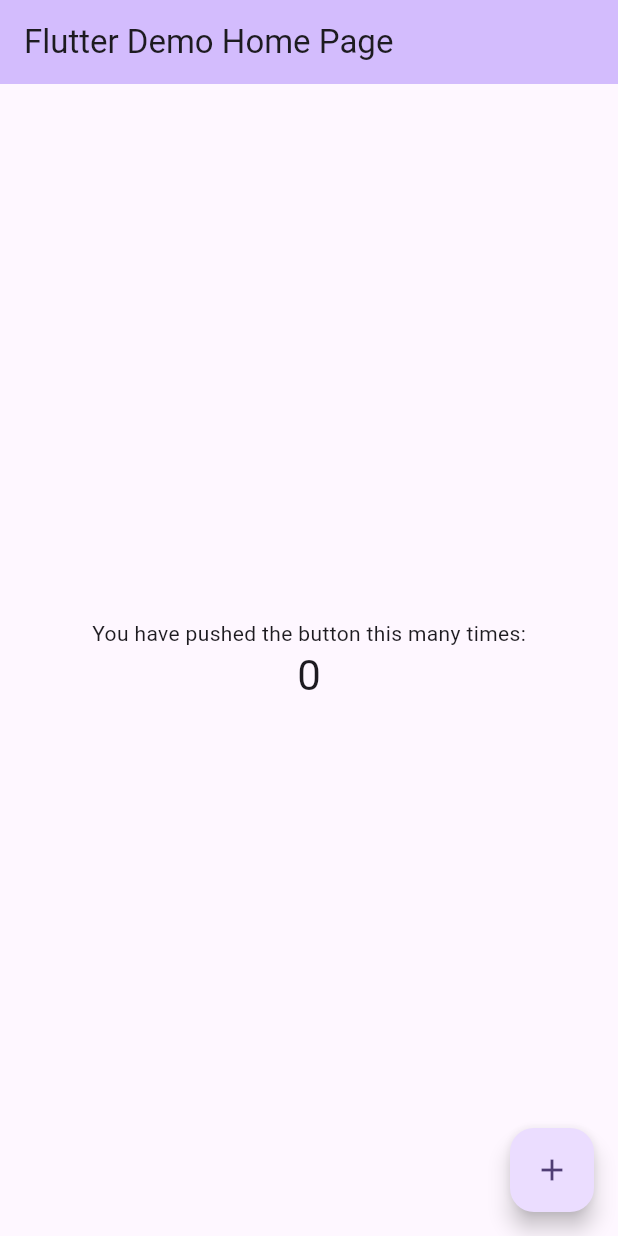
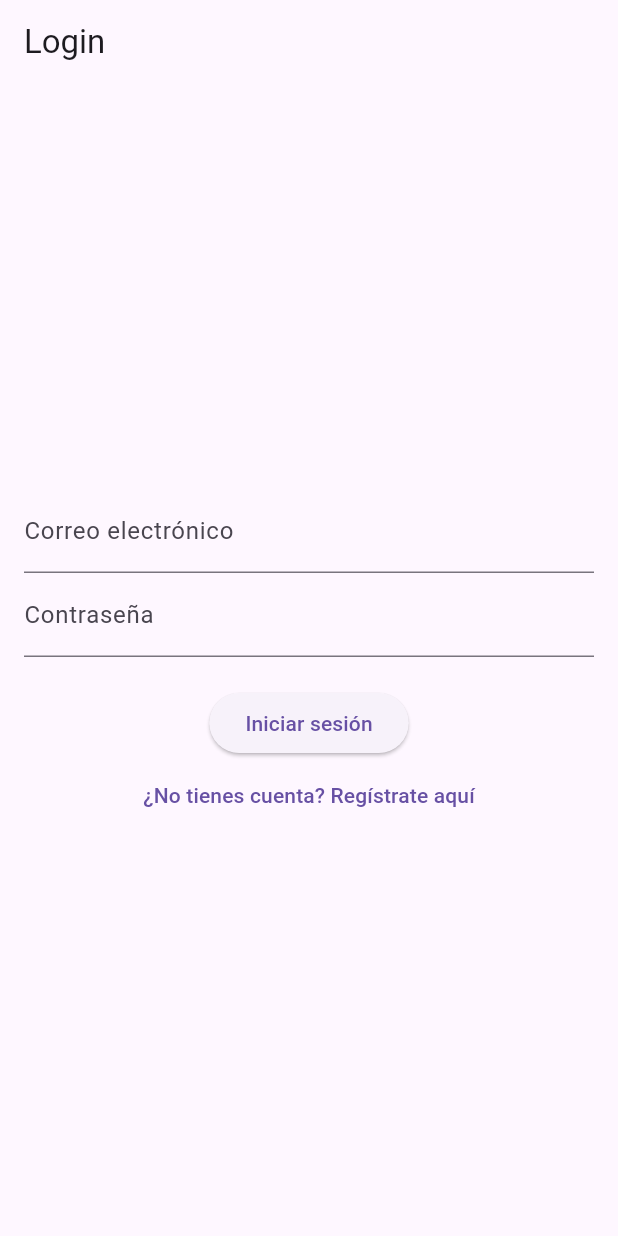
Before and after one commit to Dransil/proyecto_auto, a Flutter app: the screen it shows after launch, on a phone screen of 412 x 824 dp. Run offline on Flutter 3.47's test engine with Material 3 defaults, Android fonts, the phone set to English and light mode, and no system bars; our stand-ins replace firebase_auth, firebase_core; accounts and stored records are empty.

Commit message:
Login y registro (Agregar auth por correo)

```diff
--- a/lib/main.dart
+++ b/lib/main.dart
@@ -1,125 +1,22 @@
+import 'package:firebase_core/firebase_core.dart';
 import 'package:flutter/material.dart';
+import 'package:proyecto_auto/pages/home_page.dart';
+import 'package:proyecto_auto/pages/login_page.dart';
+import 'package:proyecto_auto/pages/register_page.dart';
 
-void main() {
-  runApp(const MyApp());
+void main() async {
+  WidgetsFlutterBinding.ensureInitialized();
+  await Firebase.initializeApp();
+  runApp(MyApp());
 }
 
 class MyApp extends StatelessWidget {
-  const MyApp({super.key});
-
-  // This widget is the root of your application.
   @override
   Widget build(BuildContext context) {
     return MaterialApp(
-      title: 'Flutter Demo',
-      theme: ThemeData(
-        // This is the theme of your application.
-        //
-        // TRY THIS: Try running your application with "flutter run". You'll see
-        // the application has a purple toolbar. Then, without quitting the app,
-        // try changing the seedColor in the colorScheme below to Colors.green
-        // and then invoke "hot reload" (save your changes or press the "hot
-        // reload" button in a Flutter-supported IDE, or press "r" if you used
-        // the command line to start the app).
-        //
-        // Notice that the counter didn't reset back to zero; the application
-        // state is not lost during the reload. To reset the state, use hot
-        // restart instead.
-        //
-        // This works for code too, not just values: Most code changes can be
-        // tested with just a hot reload.
-        colorScheme: ColorScheme.fromSeed(seedColor: Colors.deepPurple),
-        useMaterial3: true,
-      ),
-      home: const MyHomePage(title: 'Flutter Demo Home Page'),
+      title: 'Flutter Login',
+      theme: ThemeData(primarySwatch: Colors.blue),
+      home: LoginPage(),
     );
   }
 }
-
-class MyHomePage extends StatefulWidget {
-  const MyHomePage({super.key, required this.title});
-
-  // This widget is the home page of your application. It is stateful, meaning
-  // that it has a State object (defined below) that contains fields that affect
-  // how it looks.
-
-  // This class is the configuration for the state. It holds the values (in this
-  // case the title) provided by the parent (in this case the App widget) and
-  // used by the build method of the State. Fields in a Widget subclass are
-  // always marked "final".
-
-  final String title;
-
-  @override
-  State<MyHomePage> createState() => _MyHomePageState();
-}
-
-class _MyHomePageState extends State<MyHomePage> {
-  int _counter = 0;
-
-  void _incrementCounter() {
-    setState(() {
-      // This call to setState tells the Flutter framework that something has
-      // changed in this State, which causes it to rerun the build method below
-      // so that the display can reflect the updated values. If we changed
-      // _counter without calling setState(), then the build method would not be
-      // called again, and so nothing would appear to happen.
-      _counter++;
-    });
-  }
-
-  @override
-  Widget build(BuildContext context) {
-    // This method is rerun every time setState is called, for instance as done
-    // by the _incrementCounter method above.
-    //
-    // The Flutter framework has been optimized to make rerunning build methods
-    // fast, so that you can just rebuild anything that needs updating rather
-    // than having to individually change instances of widgets.
-    return Scaffold(
-      appBar: AppBar(
-        // TRY THIS: Try changing the color here to a specific color (to
-        // Colors.amber, perhaps?) and trigger a hot reload to see the AppBar
-        // change color while the other colors stay the same.
-        backgroundColor: Theme.of(context).colorScheme.inversePrimary,
-        // Here we take the value from the MyHomePage object that was created by
-        // the App.build method, and use it to set our appbar title.
-        title: Text(widget.title),
-      ),
-      body: Center(
-        // Center is a layout widget. It takes a single child and positions it
-        // in the middle of the parent.
-        child: Column(
-          // Column is also a layout widget. It takes a list of children and
-          // arranges them vertically. By default, it sizes itself to fit its
-          // children horizontally, and tries to be as tall as its parent.
-          //
-          // Column has various properties to control how it sizes itself and
-          // how it positions its children. Here we use mainAxisAlignment to
-          // center the children vertically; the main axis here is the vertical
-          // axis because Columns are vertical (the cross axis would be
-          // horizontal).
-          //
-          // TRY THIS: Invoke "debug painting" (choose the "Toggle Debug Paint"
-          // action in the IDE, or press "p" in the console), to see the
-          // wireframe for each widget.
-          mainAxisAlignment: MainAxisAlignment.center,
-          children: <Widget>[
-            const Text(
-              'You have pushed the button this many times:',
-            ),
-            Text(
-              '$_counter',
-              style: Theme.of(context).textTheme.headlineMedium,
-            ),
-          ],
-        ),
-      ),
-      floatingActionButton: FloatingActionButton(
-        onPressed: _incrementCounter,
-        tooltip: 'Increment',
-        child: const Icon(Icons.add),
-      ), // This trailing comma makes auto-formatting nicer for build methods.
-    );
-  }
-}
--- /dev/null
+++ b/lib/pages/login_page.dart
@@ -0,0 +1,73 @@
+import 'package:flutter/material.dart';
+import 'package:firebase_auth/firebase_auth.dart';
+import 'package:proyecto_auto/pages/home_page.dart';
+import 'package:proyecto_auto/pages/register_page.dart';
+
+class LoginPage extends StatefulWidget {
+  @override
+  _LoginPageState createState() => _LoginPageState();
+}
+
+class _LoginPageState extends State<LoginPage> {
+  final FirebaseAuth _auth = FirebaseAuth.instance;
+  final TextEditingController _emailController = TextEditingController();
+  final TextEditingController _passwordController = TextEditingController();
+
+  Future<void> _login() async {
+    try {
+      final UserCredential userCredential =
+          await _auth.signInWithEmailAndPassword(
+        email: _emailController.text.trim(),
+        password: _passwordController.text.trim(),
+      );
+      // Navegar a la pantalla principal después de iniciar sesión
+      Navigator.pushReplacement(
+        context,
+        MaterialPageRoute(
+            builder: (context) => HomePage(user: userCredential.user)),
+      );
+    } on FirebaseAuthException catch (e) {
+      ScaffoldMessenger.of(context).showSnackBar(
+        SnackBar(content: Text(e.message ?? "Error al iniciar sesión")),
+      );
+    }
+  }
+
+  @override
+  Widget build(BuildContext context) {
+    return Scaffold(
+      appBar: AppBar(title: Text('Login')),
+      body: Padding(
+        padding: const EdgeInsets.all(16.0),
+        child: Column(
+          mainAxisAlignment: MainAxisAlignment.center,
+          children: [
+            TextField(
+              controller: _emailController,
+              decoration: InputDecoration(labelText: 'Correo electrónico'),
+            ),
+            TextField(
+              controller: _passwordController,
+              decoration: InputDecoration(labelText: 'Contraseña'),
+              obscureText: true,
+            ),
+            SizedBox(height: 20),
+            ElevatedButton(
+              onPressed: _login,
+              child: Text('Iniciar sesión'),
+            ),
+            TextButton(
+              onPressed: () {
+                Navigator.push(
+                  context,
+                  MaterialPageRoute(builder: (context) => RegisterPage()),
+                );
+              },
+              child: Text('¿No tienes cuenta? Regístrate aquí'),
+            ),
+          ],
+        ),
+      ),
+    );
+  }
+}
```
Also changed, not shown: lib/pages/home_page.dart (added, +29 -0 lines), lib/pages/register_page.dart (added, +56 -0 lines), 1 other file.
